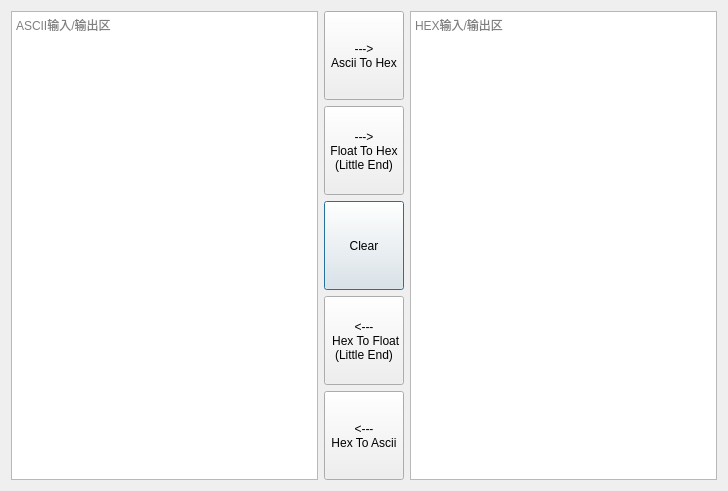
Old version of the form ComAssistant/ui/hex_tool_dialog.ui in the repository DukeHouse/ComAssistant.
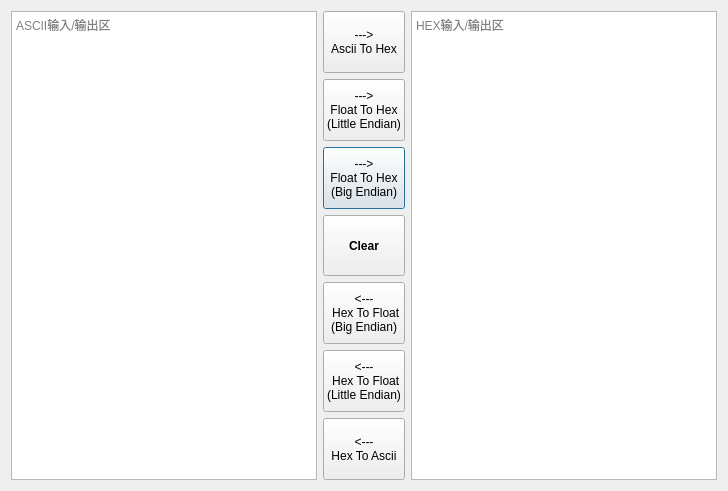
New version of the form.

Commit message: [ENH]Hex Tool增加大端转换模式

Patch:
```diff
--- a/ComAssistant/ui/hex_tool_dialog.ui
+++ b/ComAssistant/ui/hex_tool_dialog.ui
@@ -15,12 +15,12 @@
   </property>
   <layout class="QGridLayout" name="gridLayout_2">
    <item row="0" column="0">
-    <layout class="QGridLayout" name="gridLayout" rowstretch="0,0,0,0,0" columnstretch="0,0,0" columnminimumwidth="0,0,0">
+    <layout class="QGridLayout" name="gridLayout" rowstretch="0,0,0,0,0,0,0" columnstretch="0,0,0" columnminimumwidth="0,0,0">
      <property name="spacing">
       <number>6</number>
      </property>
      <item row="2" column="1">
-      <widget class="QPushButton" name="pushButton_clear">
+      <widget class="QPushButton" name="pushButton_FloatToHex_BigEndian">
        <property name="sizePolicy">
         <sizepolicy hsizetype="Preferred" vsizetype="Preferred">
          <horstretch>0</horstretch>
@@ -28,25 +28,20 @@
         </sizepolicy>
        </property>
        <property name="text">
-        <string>Clear</string>
+        <string>---&gt;
+Float To Hex
+(Big Endian)</string>
        </property>
       </widget>
      </item>
-     <item row="0" column="0" rowspan="5">
+     <item row="0" column="0" rowspan="7">
       <widget class="QPlainTextEdit" name="asciiBrowser">
        <property name="placeholderText">
         <string>ASCII输入/输出区</string>
        </property>
       </widget>
      </item>
-     <item row="0" column="2" rowspan="5">
-      <widget class="QPlainTextEdit" name="hexBrowser">
-       <property name="placeholderText">
-        <string>HEX输入/输出区</string>
-       </property>
-      </widget>
-     </item>
-     <item row="4" column="1">
+     <item row="6" column="1">
       <widget class="QPushButton" name="pushButton_HexToAscii">
        <property name="sizePolicy">
         <sizepolicy hsizetype="Preferred" vsizetype="Preferred">
@@ -60,18 +55,37 @@
        </property>
       </widget>
      </item>
-     <item row="1" column="1">
-      <widget class="QPushButton" name="pushButton_FloatToHex">
+     <item row="3" column="1">
+      <widget class="QPushButton" name="pushButton_clear">
        <property name="sizePolicy">
         <sizepolicy hsizetype="Preferred" vsizetype="Preferred">
          <horstretch>0</horstretch>
          <verstretch>0</verstretch>
         </sizepolicy>
        </property>
+       <property name="font">
+        <font>
+         <weight>75</weight>
+         <bold>true</bold>
+        </font>
+       </property>
        <property name="text">
-        <string>---&gt;
-Float To Hex
-(Little End)</string>
+        <string>Clear</string>
+       </property>
+      </widget>
+     </item>
+     <item row="5" column="1">
+      <widget class="QPushButton" name="pushButton_HexToFloat">
+       <property name="sizePolicy">
+        <sizepolicy hsizetype="Preferred" vsizetype="Preferred">
+         <horstretch>0</horstretch>
+         <verstretch>0</verstretch>
+        </sizepolicy>
+       </property>
+       <property name="text">
+        <string>&lt;---
+ Hex To Float
+(Little Endian)</string>
        </property>
       </widget>
      </item>
@@ -89,8 +103,30 @@
        </property>
       </widget>
      </item>
-     <item row="3" column="1">
-      <widget class="QPushButton" name="pushButton_HexToFloat">
+     <item row="1" column="1">
+      <widget class="QPushButton" name="pushButton_FloatToHex">
+       <property name="sizePolicy">
+        <sizepolicy hsizetype="Preferred" vsizetype="Preferred">
+         <horstretch>0</horstretch>
+         <verstretch>0</verstretch>
+        </sizepolicy>
+       </property>
+       <property name="text">
+        <string>---&gt;
+Float To Hex
+(Little Endian)</string>
+       </property>
+      </widget>
+     </item>
+     <item row="0" column="2" rowspan="7">
+      <widget class="QPlainTextEdit" name="hexBrowser">
+       <property name="placeholderText">
+        <string>HEX输入/输出区</string>
+       </property>
+      </widget>
+     </item>
+     <item row="4" column="1">
+      <widget class="QPushButton" name="pushButton_HexToFloat_BigEndian">
        <property name="sizePolicy">
         <sizepolicy hsizetype="Preferred" vsizetype="Preferred">
          <horstretch>0</horstretch>
@@ -100,7 +136,7 @@
        <property name="text">
         <string>&lt;---
  Hex To Float
-(Little End)</string>
+(Big Endian)</string>
        </property>
       </widget>
      </item>
```
The commit also changes 2 other files.
